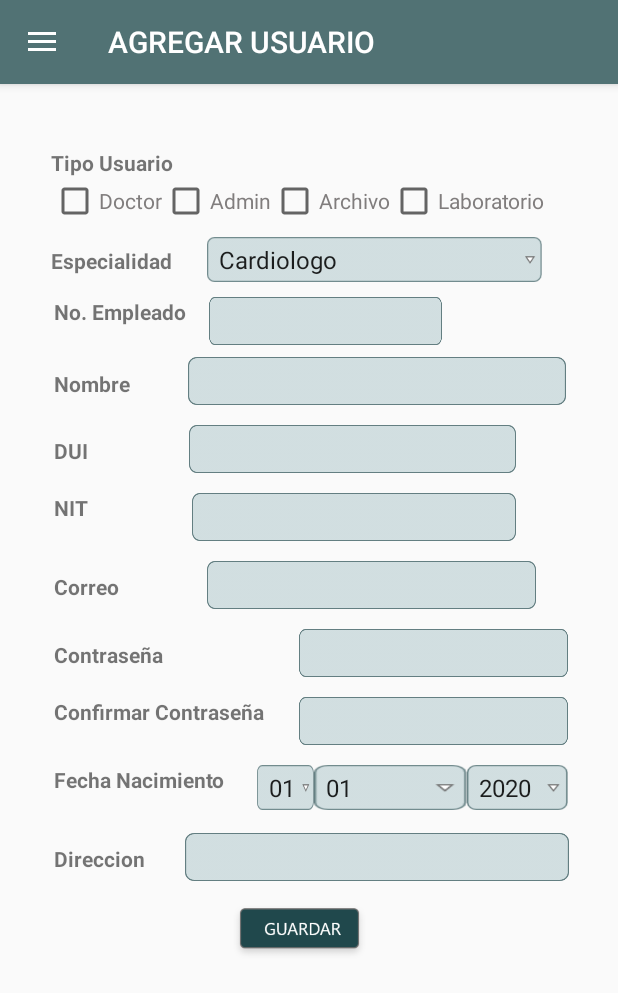
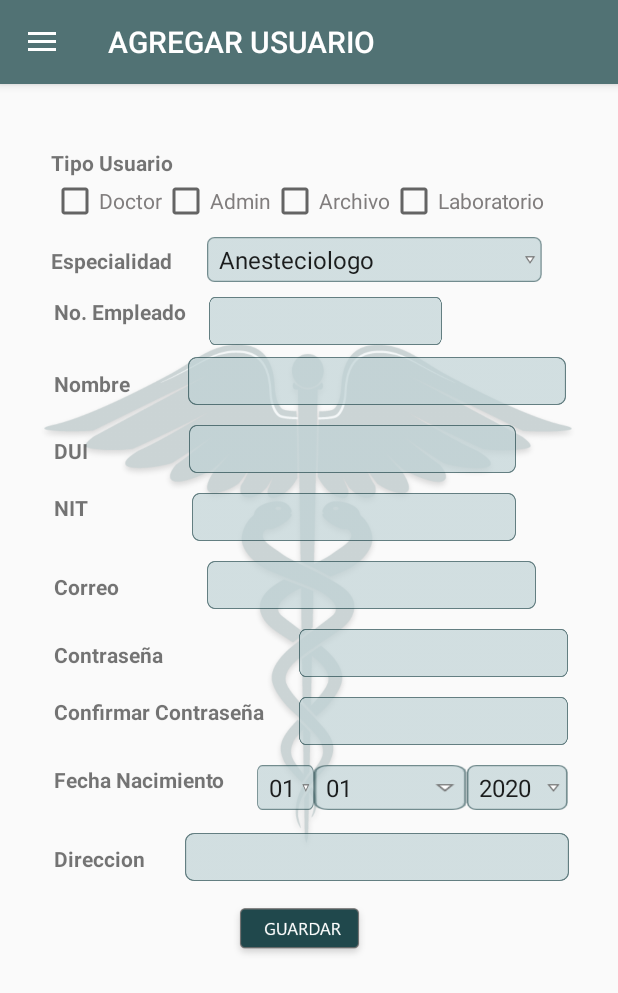
Before and after one commit to AndresKenichi/PruebaNavegacion, an Android app: the Administrador screen opened directly, with no data from a screen before it, in the side drawer, after a tap on "AGREGAR USUARIO", on a phone screen of 412 x 824 dp. Shown: the top 993 px of the screen. Run offline under Robolectric (Android 15) with nearby library versions, the phone set to English and light mode, and no system bars; our stand-ins replace navigation-ui.

Commit message:
FINALIZO, ME VOY A DORMIR

```diff
--- a/app/src/main/java/com/example/pruebanavegacion/Administrador.java
+++ b/app/src/main/java/com/example/pruebanavegacion/Administrador.java
@@ -43,8 +43,8 @@ public class Administrador extends AppCompatActivity {
         // Passing each menu ID as a set of Ids because each
         // menu should be considered as top level destinations.R.id.nav_consultarmedicamentos_a,R.id.nav_medicamentos_a
         mAppBarConfiguration = new AppBarConfiguration.Builder(
-                R.id.nav_inicio_a,R.id.nav_agregarusuario_a,R.id.nav_modificarusuario_a,R.id.nav_medicamentos_a,R.id.nav_consultarmedicamentos_a,
-                R.id.nav_consultarpacientes_a,R.id.nav_gestionarconsultas_a,R.id.nav_gestionarareas_a,R.id.nav_consultarareas_a)
+                R.id.nav_inicio_a,R.id.nav_agregarusuario_a,R.id.nav_modificarusuario_a,
+                R.id.nav_consultarpacientes_a,R.id.nav_gestionarareas_a,R.id.nav_consultarareas_a)
                 .setDrawerLayout(drawer)
                 .build();
         NavController navController = Navigation.findNavController(this, R.id.nav_hosta);
--- a/app/src/main/res/layout/a_fragment_agregarusuario.xml
+++ b/app/src/main/res/layout/a_fragment_agregarusuario.xml
@@ -10,6 +10,7 @@
     <LinearLayout
         android:layout_width="364dp"
         android:layout_height="641dp"
+        android:background="@drawable/logoshadow"
         android:orientation="vertical"
         app:layout_constraintBottom_toBottomOf="parent"
         app:layout_constraintEnd_toEndOf="parent"
--- a/app/src/main/res/layout/a_fragment_consultarareas.xml
+++ b/app/src/main/res/layout/a_fragment_consultarareas.xml
@@ -25,7 +25,7 @@
 
         <Spinner
             android:id="@+id/spnAr"
-            android:layout_width="226dp"
+            android:layout_width="230dp"
             android:layout_height="30dp"
             android:background="@drawable/spinlarge1" />
 
@@ -49,7 +49,7 @@
         android:orientation="vertical">
 
         <androidx.recyclerview.widget.RecyclerView
-            android:id="@+id/rvPacientes"
+            android:id="@+id/rvPacientesX"
             android:layout_width="match_parent"
             android:layout_height="match_parent" />
     </LinearLayout>
--- a/app/src/main/res/layout/ar_fragment_registrar_paciente.xml
+++ b/app/src/main/res/layout/ar_fragment_registrar_paciente.xml
@@ -494,7 +494,7 @@
                         android:textColor="#FFFFFF" />
 
                     <Button
-                        android:id="@+id/button2"
+                        android:id="@+id/btnBuscarCP"
                         android:layout_width="match_parent"
                         android:layout_height="wrap_content"
                         android:layout_marginLeft="30dp"
--- a/app/src/main/res/menu/activity_main_drawer_administrador.xml
+++ b/app/src/main/res/menu/activity_main_drawer_administrador.xml
@@ -22,10 +22,7 @@
             android:id="@+id/nav_consultarpacientes_a"
             android:icon="@drawable/ic_menu_slideshow"
             android:title="CONSULTAR PACIENTES" />
-        <item
-            android:id="@+id/nav_gestionarconsultas_a"
-            android:icon="@drawable/ic_menu_slideshow"
-            android:title="GESTIONAR CONSULTAS" />
+
         <item
             android:id="@+id/nav_gestionarareas_a"
             android:icon="@drawable/ic_menu_slideshow"
--- a/app/src/main/res/navigation/mobile_navigation_administrador.xml
+++ b/app/src/main/res/navigation/mobile_navigation_administrador.xml
@@ -22,16 +22,7 @@
         android:name="com.example.pruebanavegacion.ui_administrador.ModificarUsuario.ModificarUsuarioF"
         android:label="MODIFICAR USUARIO"
         tools:layout="@layout/a_fragment_modificarusuario" />
-    <fragment
-        android:id="@+id/nav_medicamentos_a"
-        android:name="com.example.pruebanavegacion.ui_administrador.Medicamentos.MedicamentosF"
-        android:label="MEDICAMENTOS"
-        tools:layout="@layout/a_fragment_medicamentos" />
-    <fragment
-        android:id="@+id/nav_consultarmedicamentos_a"
-        android:name="com.example.pruebanavegacion.ui_administrador.ConsultarMedicamentos.ConsultarMedicamentosF"
-        android:label="CONSULTAR MEDICAMENTOS"
-        tools:layout="@layout/a_fragment_consultarmedicamentos" />
+
     <fragment
         android:id="@+id/nav_consultarpacientes_a"
         android:name="com.example.pruebanavegacion.ui_administrador.ConsultarPacientes.ConsultarPacientesF"
--- a/app/src/main/res/values/strings.xml
+++ b/app/src/main/res/values/strings.xml
@@ -159,19 +159,18 @@
 
     </string-array>
     <string-array name="snpespecialidades">
-        <item>Cardiologo</item>
         <item>Anesteciologo</item>
-        <item>Otorrinolaringologo</item>
+        <item>Enfermero Auxiliar</item>
         <item>Cirujano</item>
         <item>Oncologo</item>
-        <item>Enfermero Auxiliar</item>
+        <item>Cardiologo</item>
+        <item>Neumologo</item>
+        <item>Psicologo</item>
+        <item>Urologo</item>
+        <item>Nutriologo</item>
         <item>Dermatologo</item>
-        <item>Neumologo</item>
-        <item>Nutriologo</item>
-        <item>Neurologo</item>
-        <item>Psicologo</item>
-        <item>Gastroenterologo</item>
-        <item>Urología</item>
+        <item>torrinolaringologo</item>
+        <item>Farmaceutica</item>
     </string-array>
     <string-array name="snproles">
         <item>Doctor</item>
```
Also changed, not shown: app/src/main/java/com/example/pruebanavegacion/ui_administrador/ConsultarAreas/ConsultarAreasF.java (+7 -11 lines), app/src/main/java/com/example/pruebanavegacion/ui_administrador/ConsultarPacientes/ConsultarPacientesF.java (+87 -7 lines), app/src/main/res/layout/a_fragment_consultarpacientes.xml (+4 -4 lines).
